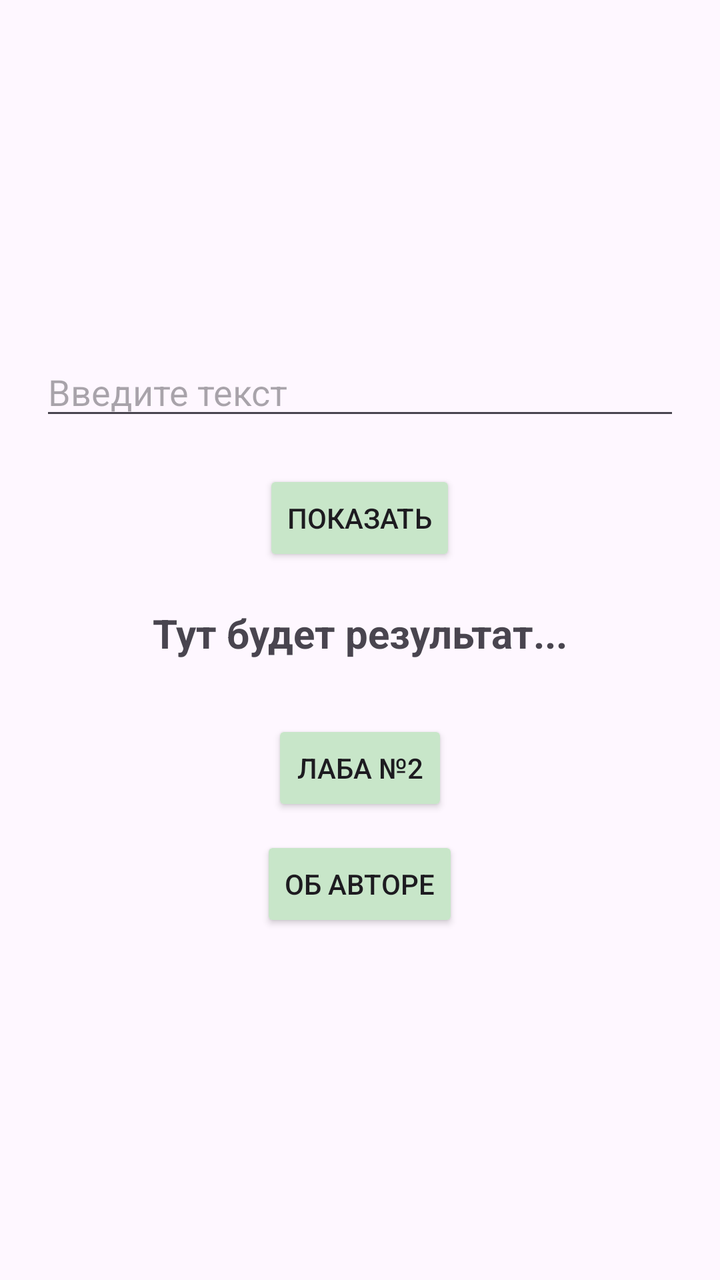
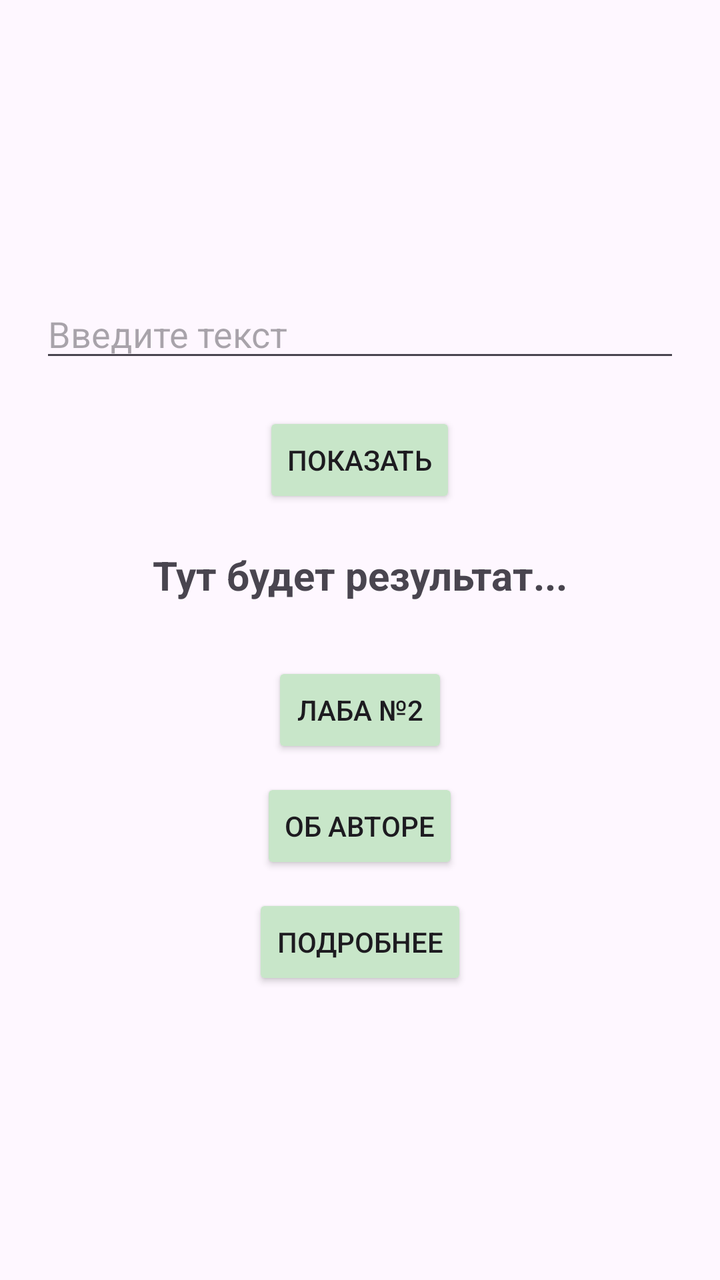

Before-and-after screenshots of an Android layout around one commit, followed by the original layout XML and the change that was made.
<!-- AndroidManifest.xml: application theme Theme.UskovaLab1 -->
<!-- res/layout/fragment_uskova.xml -->
<?xml version="1.0" encoding="utf-8"?>
<LinearLayout xmlns:android="http://schemas.android.com/apk/res/android"
    android:layout_width="match_parent"
    android:layout_height="match_parent"
    android:orientation="vertical"
    android:padding="20dp"
    android:gravity="center">

    <EditText
        android:id="@+id/uskovaInput"
        android:layout_width="match_parent"
        android:layout_height="wrap_content"
        android:hint="Введите текст"
        android:textSize="18sp" />

    <Button
        android:id="@+id/uskovaBtn"
        android:layout_width="wrap_content"
        android:layout_height="wrap_content"
        android:layout_marginTop="20dp"
        android:text="Показать"
        android:backgroundTint="#C8E6C9" />

    <TextView
        android:id="@+id/uskovaText"
        android:layout_width="wrap_content"
        android:layout_height="wrap_content"
        android:layout_marginTop="20dp"
        android:text="Тут будет результат..."
        android:textSize="20sp"
        android:textStyle="bold" />

    <Button
        android:id="@+id/btnSettings"
        android:layout_width="wrap_content"
        android:layout_height="wrap_content"
        android:layout_marginTop="30dp"
        android:text="Лаба №2"
        android:backgroundTint="#C8E6C9" />

    <Button
        android:id="@+id/btnAbout"
        android:layout_width="wrap_content"
        android:layout_height="wrap_content"
        android:layout_marginTop="10dp"
        android:text="Об авторе"
        android:backgroundTint="#C8E6C9" />

</LinearLayout>
<!-- resources referenced by this layout -->
<resources>
  <style name="Theme.UskovaLab1" parent="Base.Theme.UskovaLab1" />
  <style name="Base.Theme.UskovaLab1" parent="Theme.Material3.DayNight.NoActionBar">
          
          
      </style>
</resources>

<!-- the commit's change to res/layout/fragment_uskova.xml (unified diff, before → after) -->
@@ -46,4 +46,12 @@
         android:text="Об авторе"
         android:backgroundTint="#C8E6C9" />
 
+    <Button
+        android:id="@+id/btnSecond"
+        android:layout_width="wrap_content"
+        android:layout_height="wrap_content"
+        android:layout_marginTop="10dp"
+        android:text="Подробнее"
+        android:backgroundTint="#C8E6C9" />
+
 </LinearLayout>
